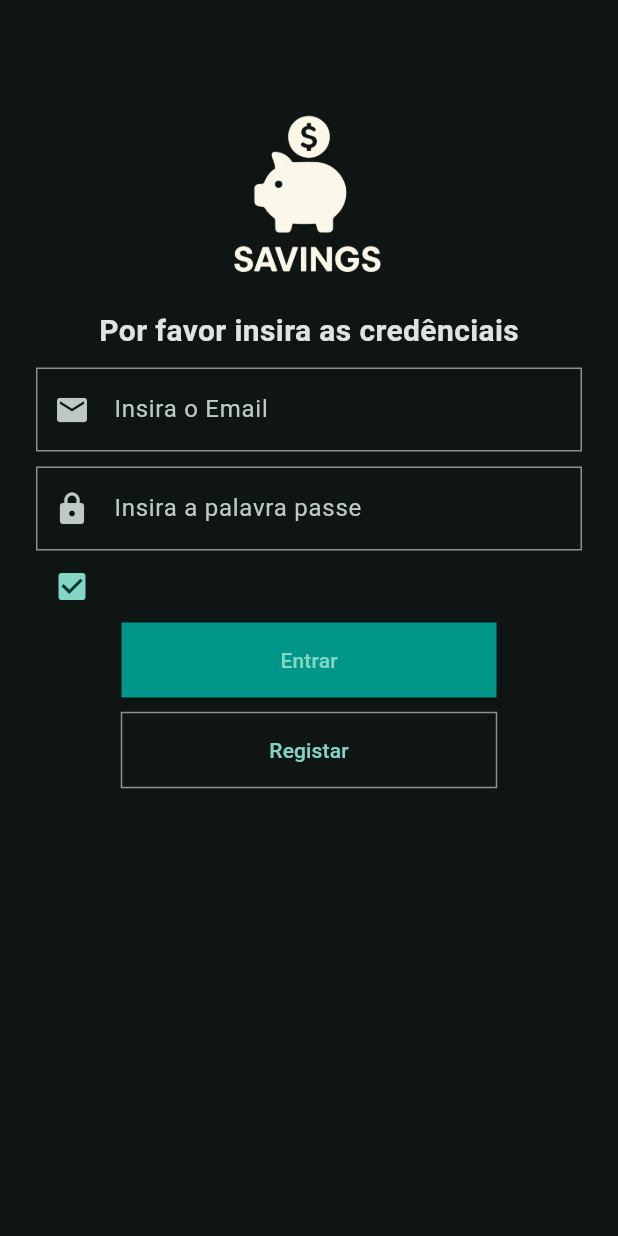
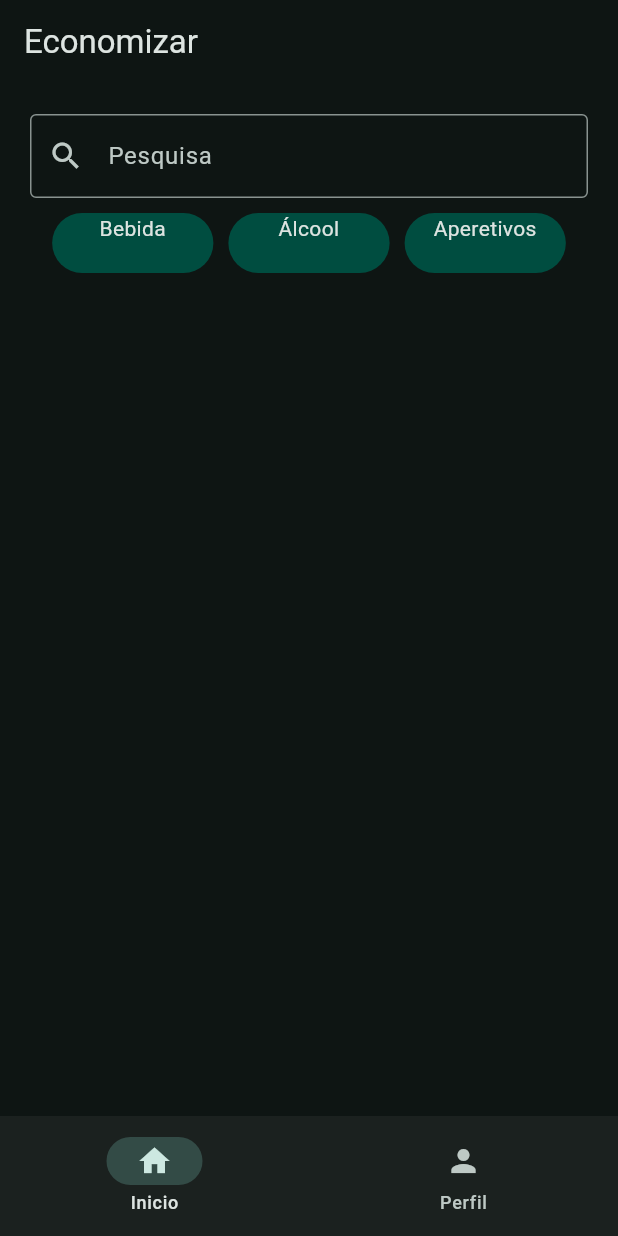
Before and after one commit to caipeca/projeto, a Flutter app: the screen it shows after launch, on a phone screen of 412 x 824 dp. Run offline on Flutter 3.47's test engine with Material 3 defaults, Android fonts, the phone set to English and light mode, and no system bars; drawn by our look-alikes of carousel_slider.

Commit message:
Melhorias na pagina de login, no home e no widgetTree

```diff
--- a/piloto/lib/app.dart
+++ b/piloto/lib/app.dart
@@ -1,6 +1,6 @@
-import 'package:flutter/cupertino.dart';
 import 'package:flutter/material.dart';
-import 'package:piloto/screen/login.dart';
+import 'package:piloto/views/screen/login.dart';
+import 'package:piloto/views/widget_tree.dart';
 
 class App extends StatelessWidget {
   const App({super.key});
@@ -14,7 +14,7 @@ class App extends StatelessWidget {
             brightness: Brightness.dark
         ),
       ),
-      home: Login(),
+      home: WidgetTree(),
     );
   }
 }
--- /dev/null
+++ b/piloto/lib/data/notifier.dart
@@ -0,0 +1,4 @@
+
+import 'package:flutter/cupertino.dart';
+
+ValueNotifier<int> selectedPageNotifier = ValueNotifier(0);
--- /dev/null
+++ b/piloto/lib/menu.dart
@@ -0,0 +1,26 @@
+
+import 'package:flutter/material.dart';
+import 'package:piloto/data/notifier.dart';
+
+class Menu extends StatelessWidget {
+  const Menu({super.key});
+
+  @override
+  Widget build(BuildContext context) {
+    return ValueListenableBuilder(
+        valueListenable: selectedPageNotifier,
+        builder: (context, selectedPage, child) {
+          return NavigationBar(
+            destinations: [
+              NavigationDestination(icon: Icon(Icons.home), label: 'Inicio'),
+              NavigationDestination(icon: Icon(Icons.person), label: 'Perfil'),
+            ],
+            onDestinationSelected: (int value) {
+              selectedPageNotifier.value = value;
+            },
+            selectedIndex: selectedPage,
+          );
+        },
+    );
+  }
+}
--- /dev/null
+++ b/piloto/lib/views/screen/home.dart
@@ -0,0 +1,93 @@
+import 'package:flutter/material.dart';
+import 'package:carousel_slider/carousel_slider.dart' as carousel_slider;
+import 'package:piloto/app.dart';
+
+class Home extends StatefulWidget {
+  const Home({super.key});
+
+  @override
+  State<Home> createState() => _HomeState();
+}
+
+class _HomeState extends State<Home> {
+  @override
+  Widget build(BuildContext context) {
+    return Scaffold(
+      body: Padding(
+        padding: EdgeInsets.all(20.0),
+        child: Column(
+          children: [
+            Center(
+              child: TextFormField(
+                decoration: InputDecoration(
+                  labelText: 'Pesquisa',
+                  prefixIcon: Icon(Icons.search),
+                  border: OutlineInputBorder(),
+                ),
+              ),
+            ),
+            SizedBox(height: 10),
+            Padding(
+              padding: EdgeInsets.symmetric(horizontal: 8.0),
+              child:
+                SizedBox(
+                  width: MediaQuery.of(context).size.width,
+                  height: 40,
+                  child: carousel_slider.CarouselSlider(
+                    items:
+                        [
+                          Categoria(categoria: 'Álcool'),
+                          Categoria(categoria: 'Aperetivos'),
+                          Categoria(categoria: 'Legumes'),
+                          Categoria(categoria: 'Aves'),
+                          Categoria(categoria: 'Bebida'),
+                        ].map((widget) {
+                          return Padding(
+                            padding: EdgeInsets.symmetric(horizontal: 5),
+                            child: widget,
+                          );
+                        }).toList(),
+                    options: carousel_slider.CarouselOptions(
+                      viewportFraction: 0.33,
+                      enableInfiniteScroll: true,
+                      enlargeCenterPage: false,
+                      autoPlay: true,
+                    ),
+                  ),
+                ),
+            ),
+          ],
+        ),
+      ),
+    );
+  }
+}
+
+class Categoria extends StatelessWidget {
+  const Categoria({super.key, required this.categoria, this.border});
+  final String categoria;
+  final BoxBorder? border;
+
+  @override
+  Widget build(BuildContext context) {
+    return GestureDetector(
+      onTap: () {},
+      child: Container(
+        width: 150,
+        height: 20,
+        decoration: BoxDecoration(
+          border: border,
+          color: Colors.teal.shade900,
+          borderRadius: BorderRadius.circular(30.0),
+        ),
+        child: Text(
+          categoria,
+          style: TextStyle(fontSize: 14),
+          softWrap: true,
+          overflow: TextOverflow.visible,
+          textAlign: TextAlign.center,
+        ),
+      ),
+    );
+  }
+}
--- /dev/null
+++ b/piloto/lib/views/screen/profile.dart
@@ -0,0 +1,17 @@
+import 'package:flutter/cupertino.dart';
+
+class Profile extends StatefulWidget {
+  const Profile({super.key});
+
+  @override
+  State<Profile> createState() => _ProfileState();
+}
+
+class _ProfileState extends State<Profile> {
+  @override
+  Widget build(BuildContext context) {
+    return Center(
+      child: Text('Profile'),
+    );
+  }
+}
--- /dev/null
+++ b/piloto/lib/views/widget_tree.dart
@@ -0,0 +1,30 @@
+import 'package:flutter/cupertino.dart';
+import 'package:flutter/material.dart';
+import 'package:piloto/data/notifier.dart';
+import 'package:piloto/menu.dart';
+import 'package:piloto/views/screen/home.dart';
+import 'package:piloto/views/screen/profile.dart';
+
+List<Widget> pages = [
+  Home(),
+  Profile(),
+];
+
+class WidgetTree extends StatelessWidget {
+  const WidgetTree({super.key});
+
+  @override
+  Widget build(BuildContext context) {
+    return Scaffold(
+      appBar: AppBar(
+        title: Text('Economizar'),
+      ),
+      body: ValueListenableBuilder(
+          valueListenable: selectedPageNotifier,
+          builder: (context, selectedPage, child) {
+            return pages.elementAt(selectedPage);
+          },),
+      bottomNavigationBar: Menu(),
+    );
+  }
+}
--- a/piloto/pubspec.yaml
+++ b/piloto/pubspec.yaml
@@ -35,6 +35,7 @@ dependencies:
 
   cupertino_icons: ^1.0.8
   flutter_launcher_icons: ^0.14.3
+  carousel_slider: ^5.0.0
 
 
 dev_dependencies:
```
Also changed, not shown: piloto/lib/views/screen/login.dart (renamed from piloto/lib/screen/login.dart), piloto/pubspec.lock.
